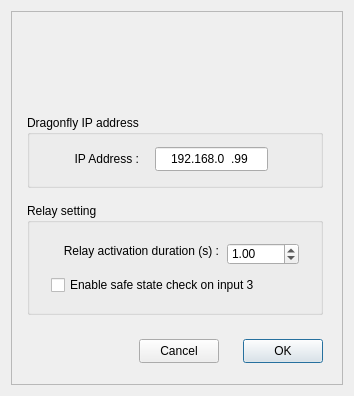
This is Dragonfly.ui in rpineau/Dragonfly as Qt 5 draws it before an edit. The edited form follows.
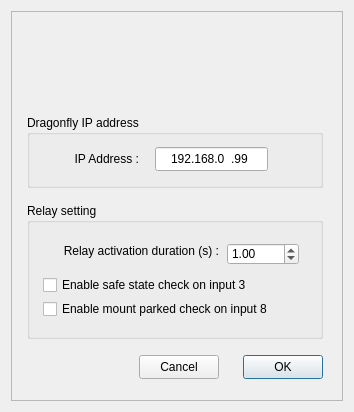
This is the edited form. Icons and pictures are not drawn. Custom widgets are drawn as their Qt base class.

Commit message: Adding checks for parked mount beffore allowing open/close

Diff of the .ui file:
```diff
--- a/Dragonfly.ui
+++ b/Dragonfly.ui
@@ -7,19 +7,19 @@
     <x>0</x>
     <y>0</y>
     <width>354</width>
-    <height>396</height>
+    <height>412</height>
    </rect>
   </property>
   <property name="minimumSize">
    <size>
     <width>354</width>
-    <height>396</height>
+    <height>412</height>
    </size>
   </property>
   <property name="maximumSize">
    <size>
     <width>354</width>
-    <height>396</height>
+    <height>412</height>
    </size>
   </property>
   <property name="windowTitle">
@@ -78,7 +78,7 @@
       <property name="geometry">
        <rect>
         <x>128</x>
-        <y>328</y>
+        <y>344</y>
         <width>80</width>
         <height>24</height>
        </rect>
@@ -91,7 +91,7 @@
       <property name="geometry">
        <rect>
         <x>232</x>
-        <y>328</y>
+        <y>344</y>
         <width>80</width>
         <height>24</height>
        </rect>
@@ -157,7 +157,7 @@
         <x>16</x>
         <y>192</y>
         <width>296</width>
-        <height>112</height>
+        <height>136</height>
        </rect>
       </property>
       <property name="title">
@@ -198,9 +198,9 @@
       <widget class="QCheckBox" name="checkSafe">
        <property name="geometry">
         <rect>
-         <x>24</x>
+         <x>16</x>
          <y>72</y>
-         <width>248</width>
+         <width>264</width>
          <height>20</height>
         </rect>
        </property>
@@ -208,6 +208,19 @@
         <string>Enable safe state check on input 3</string>
        </property>
       </widget>
+      <widget class="QCheckBox" name="checkMountParked">
+       <property name="geometry">
+        <rect>
+         <x>16</x>
+         <y>96</y>
+         <width>264</width>
+         <height>20</height>
+        </rect>
+       </property>
+       <property name="text">
+        <string>Enable mount parked check on input 8</string>
+       </property>
+      </widget>
      </widget>
     </widget>
    </item>
```
The commit also changes 4 other files.
